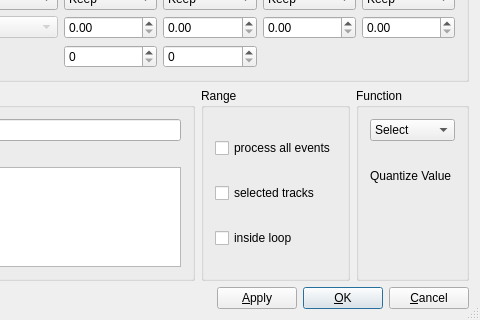
Qt form muse2/muse/widgets/transformbase.ui (emrum/muse) before a commit; both pictures show x 346 to 826 and y 225 to 545 of the 826 by 545 pixel window.
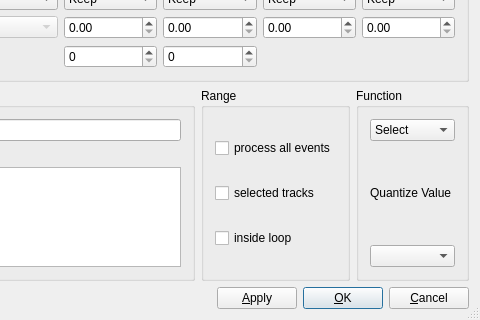
The same form after that commit. Custom widgets are drawn as their Qt base class.

Commit message: Converted comboQuant widget to Qt4 (in miditransform dialog).

What changed in the file:
```diff
--- a/muse2/muse/widgets/transformbase.ui
+++ b/muse2/muse/widgets/transformbase.ui
@@ -992,7 +992,7 @@
    </customwidget>
   <customwidget>
    <class>ComboQuant</class>
-   <extends>QWidget</extends>
+   <extends>QComboBox</extends>
    <header>comboQuant.h</header>
   </customwidget>
  </customwidgets>
```
The commit also changes 7 other files.
